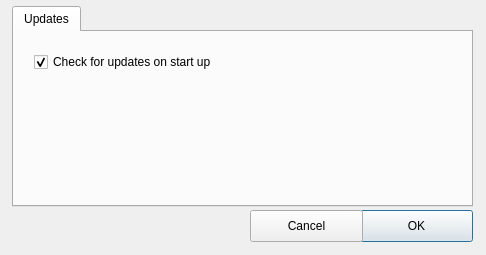
namuan/http-rider, file resources/ui/configuration_dialog.ui: the form before one commit.
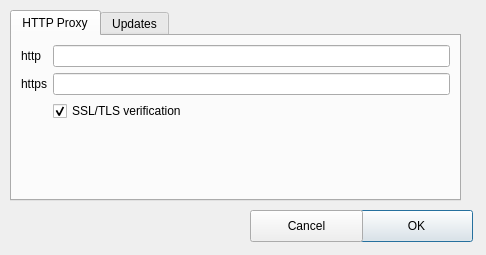
The form after the commit.

Commit message: [Feature] Adding support for http/https proxy. Added form in configuration dialog to provide proxy settings Persisting configuration settings as app configuration Setting up proxies and tls verification when making request

```diff
--- a/resources/ui/configuration_dialog.ui
+++ b/resources/ui/configuration_dialog.ui
@@ -22,15 +22,62 @@
   <widget class="QTabWidget" name="tabWidget">
    <property name="geometry">
     <rect>
-     <x>12</x>
-     <y>6</y>
-     <width>461</width>
-     <height>201</height>
+     <x>10</x>
+     <y>10</y>
+     <width>451</width>
+     <height>191</height>
     </rect>
    </property>
    <property name="currentIndex">
     <number>0</number>
    </property>
+   <widget class="QWidget" name="tab">
+    <attribute name="title">
+     <string>HTTP Proxy</string>
+    </attribute>
+    <layout class="QHBoxLayout" name="horizontalLayout">
+     <item>
+      <layout class="QFormLayout" name="formLayout">
+       <property name="fieldGrowthPolicy">
+        <enum>QFormLayout::ExpandingFieldsGrow</enum>
+       </property>
+       <property name="labelAlignment">
+        <set>Qt::AlignLeading|Qt::AlignLeft|Qt::AlignVCenter</set>
+       </property>
+       <item row="0" column="0">
+        <widget class="QLabel" name="label">
+         <property name="text">
+          <string>http</string>
+         </property>
+        </widget>
+       </item>
+       <item row="0" column="1">
+        <widget class="QLineEdit" name="txt_http_proxy"/>
+       </item>
+       <item row="1" column="0">
+        <widget class="QLabel" name="label_2">
+         <property name="text">
+          <string>https</string>
+         </property>
+        </widget>
+       </item>
+       <item row="1" column="1">
+        <widget class="QLineEdit" name="txt_https_proxy"/>
+       </item>
+       <item row="2" column="1">
+        <widget class="QCheckBox" name="chk_tls_verficiation">
+         <property name="text">
+          <string>SSL/TLS verification</string>
+         </property>
+         <property name="checked">
+          <bool>true</bool>
+         </property>
+        </widget>
+       </item>
+      </layout>
+     </item>
+    </layout>
+   </widget>
    <widget class="QWidget" name="update">
     <attribute name="title">
      <string>Updates</string>
```
The commit also changes 7 other files.
